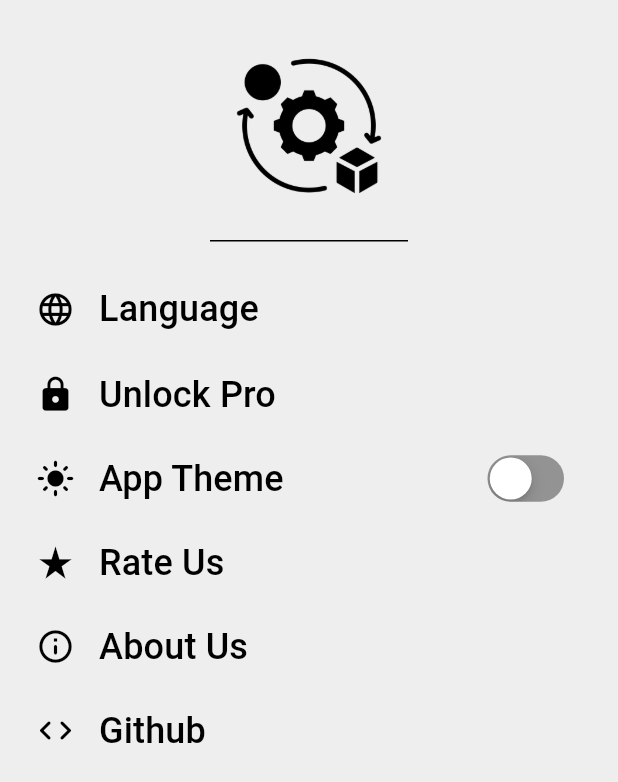
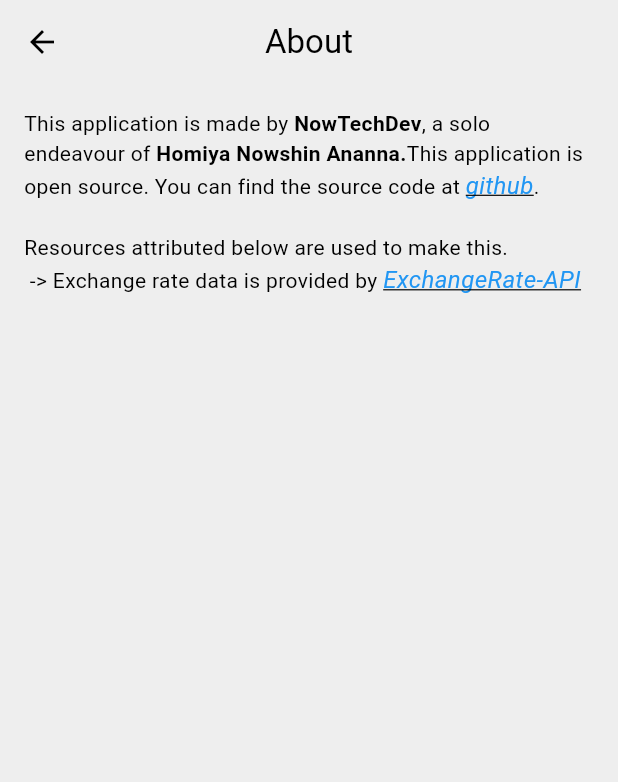
Before and after one commit to Nyctophilia58/bangla_unit_currency_converter, a Flutter app: the MyDrawer widget shown alone on an empty page, opened directly, after a tap on "About Us", on a phone screen of 412 x 824 dp. Shown: the top 782 px of the screen. Run offline on Flutter 3.47's test engine with Material 3 defaults, Android fonts, the phone set to English and light mode, and no system bars; our stand-ins replace google_mobile_ads, shared_preferences; missing offline and left inert: url_launcher_android; accounts and stored records are empty; network calls fail.

Commit message:
About Page

```diff
--- a/lib/screens/about_us.dart
+++ b/lib/screens/about_us.dart
@@ -0,0 +1,75 @@
+import 'package:flutter/material.dart';
+import 'package:flutter/gestures.dart';
+import 'package:url_launcher/url_launcher.dart';
+
+class AboutUsPage extends StatelessWidget {
+  final Uri sourceCodeUrl = Uri.parse('https://github.com/Nyctophilia58/bangla_unit_currency_converter');
+
+  void _launchURL() async {
+    if (!await launchUrl(sourceCodeUrl, mode: LaunchMode.externalApplication)) {
+      throw 'Could not launch $sourceCodeUrl';
+    }
+
+  }
+  AboutUsPage({super.key});
+
+
+
+  @override
+  Widget build(BuildContext context) {
+    return Scaffold(
+      backgroundColor: Theme.of(context).colorScheme.background,
+
+      appBar: AppBar(
+        title: Text('About'),
+        backgroundColor: Theme.of(context).colorScheme.primary,
+        centerTitle: true,
+      ),
+
+      body: Padding(
+        padding: const EdgeInsets.all(16.0),
+        child: RichText(
+          text: TextSpan(
+            style: Theme.of(context).textTheme.bodyMedium!.copyWith(
+              color: Theme.of(context).colorScheme.onBackground,
+            ),
+            children: [
+              TextSpan(text: "This application is made by "),
+              TextSpan(text: "NowTechDev", style: TextStyle(fontWeight: FontWeight.bold)),
+              TextSpan(text: ", a solo endeavour of "),
+              TextSpan(text: "Homiya Nowshin Ananna.", style: TextStyle(fontWeight: FontWeight.bold)),
+              TextSpan(text: "This application is open source. You can find the source code at "),
+              TextSpan(
+                text: 'github',
+                style: TextStyle(
+                  fontSize: 16,
+                  fontStyle: FontStyle.italic,
+                  color: Colors.blue,
+                  decoration: TextDecoration.underline,
+                ),
+                recognizer: TapGestureRecognizer()..onTap = _launchURL,
+              ),
+              TextSpan(text: '.\n\n'),
+
+              TextSpan(text: "Resources attributed below are used to make this.\n"),
+              // Exchange rate api use
+              TextSpan(text: " -> Exchange rate data is provided by "),
+              TextSpan(
+                text: 'ExchangeRate-API',
+                style: TextStyle(
+                  fontSize: 16,
+                  fontStyle: FontStyle.italic,
+                  color: Colors.blue,
+                  decoration: TextDecoration.underline,
+                ),
+                recognizer: TapGestureRecognizer()..onTap = () {
+                  launchUrl(Uri.parse('https://www.exchangerate-api.com/'));
+                },
+              ),
+            ],
+          ),
+        ),
+      ),
+    );
+  }
+}
--- a/lib/widgets/drawer.dart
+++ b/lib/widgets/drawer.dart
@@ -5,6 +5,7 @@ import 'package:url_launcher/url_launcher.dart';
 import 'package:url_launcher_android/url_launcher_android.dart';
 import '../providers/language_provider.dart';
 import '../providers/theme_provider.dart';
+import '../screens/about_us.dart';
 
 
 class MyDrawer extends StatelessWidget {
@@ -162,7 +163,12 @@ class MyDrawer extends StatelessWidget {
                       ),
                       onTap: () {
                         // about us page
-
+                        Navigator.push(
+                          context,
+                          MaterialPageRoute(
+                            builder: (context) => AboutUsPage(),
+                          ),
+                        );
                       },
                     ),
                     ListTile(
```
Also changed, not shown: 1 other file.
